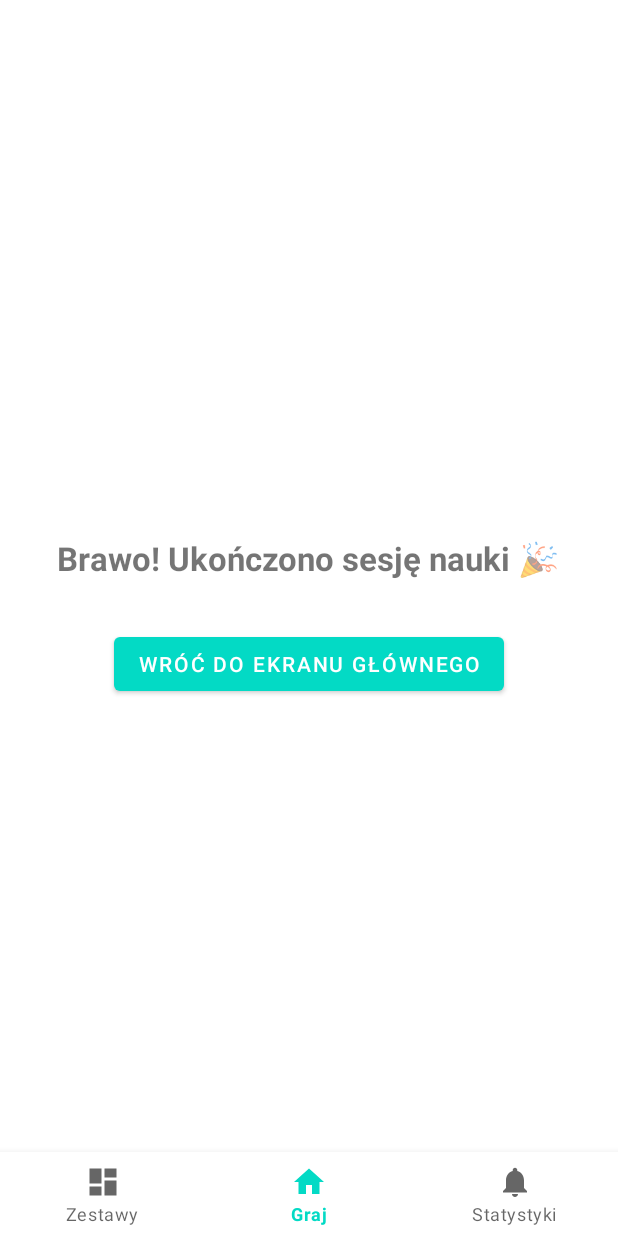
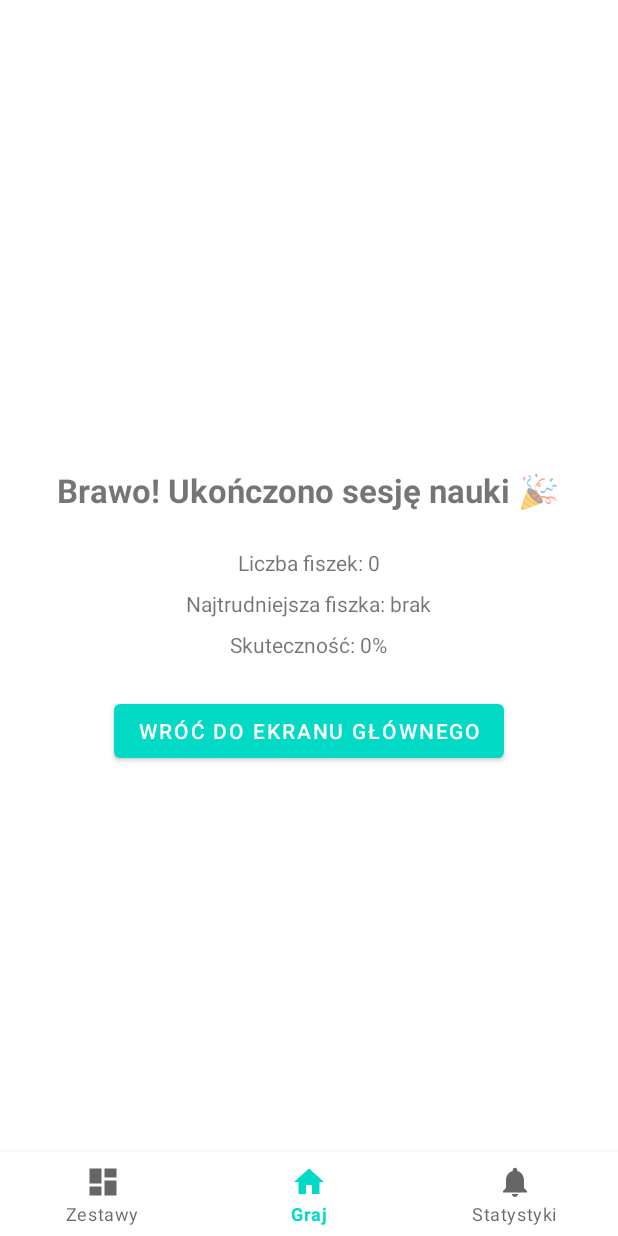
Before and after one commit to s24267-pj/FlashcardSystent, an Android app: the ClassicSummaryFragment screen opened through its navigation route, on a phone screen of 412 x 824 dp. Run offline under Robolectric (Android 15) with nearby library versions, the phone set to English and light mode, and no system bars; our stand-ins replace Room's generated code, navigation-ui.

Commit message:
add summary screen to classic mode

```diff
--- a/app/src/main/java/com/example/flashcardsystent/ui/learning/ClassicSummaryFragment.java
+++ b/app/src/main/java/com/example/flashcardsystent/ui/learning/ClassicSummaryFragment.java
@@ -15,6 +15,8 @@ import android.view.View;
 import android.view.ViewGroup;
 // Simple clickable button
 import android.widget.Button;
+// Widget to display summary information
+import android.widget.TextView;
 
 // Annotation for parameters that cannot be null
 import androidx.annotation.NonNull;
@@ -40,6 +42,29 @@ public class ClassicSummaryFragment extends Fragment {
 
     @Override
     public void onViewCreated(@NonNull View view, @Nullable Bundle savedInstanceState) {
+        // Read arguments passed from the learning fragment
+        Bundle args = getArguments();
+        int total = args != null ? args.getInt("totalCount", 0) : 0;
+        String hardFront = args != null ? args.getString("hardFront") : null;
+        String hardBack = args != null ? args.getString("hardBack") : null;
+        int hardCount = args != null ? args.getInt("hardCount", 0) : 0;
+        int rate = args != null ? args.getInt("successRate", 0) : 0;
+
+        TextView totalView = view.findViewById(R.id.text_total_cards);
+        TextView hardestView = view.findViewById(R.id.text_hardest_card);
+        TextView rateView = view.findViewById(R.id.text_success_rate);
+
+        totalView.setText(getString(R.string.total_flashcards_with_value, total));
+
+        if (hardFront != null) {
+            String cardText = hardFront + " - " + hardBack;
+            hardestView.setText(getString(R.string.hardest_card_with_value, cardText, hardCount));
+        } else {
+            hardestView.setText(R.string.hardest_card_none);
+        }
+
+        rateView.setText(getString(R.string.success_rate_with_value, rate));
+
         // When the user taps the button navigate to the home screen
         Button goHome = view.findViewById(R.id.button_back_home);
         goHome.setOnClickListener(v -> Navigation.findNavController(v).navigate(R.id.navigation_home));
--- a/app/src/main/res/layout/fragment_learning_summary.xml
+++ b/app/src/main/res/layout/fragment_learning_summary.xml
@@ -12,7 +12,28 @@
         android:text="@string/learning_session_completed"
         android:textSize="22sp"
         android:textStyle="bold"
-        android:layout_marginBottom="32dp"/>
+        android:layout_marginBottom="24dp"/>
+
+    <TextView
+        android:id="@+id/text_total_cards"
+        android:layout_width="wrap_content"
+        android:layout_height="wrap_content"
+        android:text="@string/total_flashcards_with_value"
+        android:layout_marginBottom="8dp" />
+
+    <TextView
+        android:id="@+id/text_hardest_card"
+        android:layout_width="wrap_content"
+        android:layout_height="wrap_content"
+        android:text="@string/hardest_card_none"
+        android:layout_marginBottom="8dp" />
+
+    <TextView
+        android:id="@+id/text_success_rate"
+        android:layout_width="wrap_content"
+        android:layout_height="wrap_content"
+        android:text="@string/success_rate_with_value"
+        android:layout_marginBottom="24dp" />
 
     <Button
         android:id="@+id/button_back_home"
--- a/app/src/main/res/navigation/mobile_navigation.xml
+++ b/app/src/main/res/navigation/mobile_navigation.xml
@@ -149,6 +149,9 @@
         <argument
             android:name="deckId"
             app:argType="integer" />
+        <action
+            android:id="@+id/action_learningFragment_to_learningSummaryFragment"
+            app:destination="@id/learningSummaryFragment" />
     </fragment>
     <fragment
         android:id="@+id/classicSetListFragment"
--- a/app/src/main/res/values/strings.xml
+++ b/app/src/main/res/values/strings.xml
@@ -64,4 +64,9 @@
     <string name="cancel">Anuluj</string>
     <string name="no_flashcard_sets">Brak zestawów fiszek</string>
     <string name="no_flashcards_in_deck">Brak fiszek w zestawie</string>
+
+    <string name="total_flashcards_with_value">Liczba fiszek: %1$d</string>
+    <string name="hardest_card_with_value">Najtrudniejsza fiszka: %1$s (%2$d× \"Nie umiem\")</string>
+    <string name="hardest_card_none">Najtrudniejsza fiszka: brak</string>
+    <string name="success_rate_with_value">Skuteczność: %1$d%%</string>
 </resources>
```
Also changed, not shown: app/src/main/java/com/example/flashcardsystent/ui/learning/ClassicFragment.java (+18 -2 lines), app/src/main/java/com/example/flashcardsystent/viewmodel/ClassicViewModel.java (+66 -2 lines).
